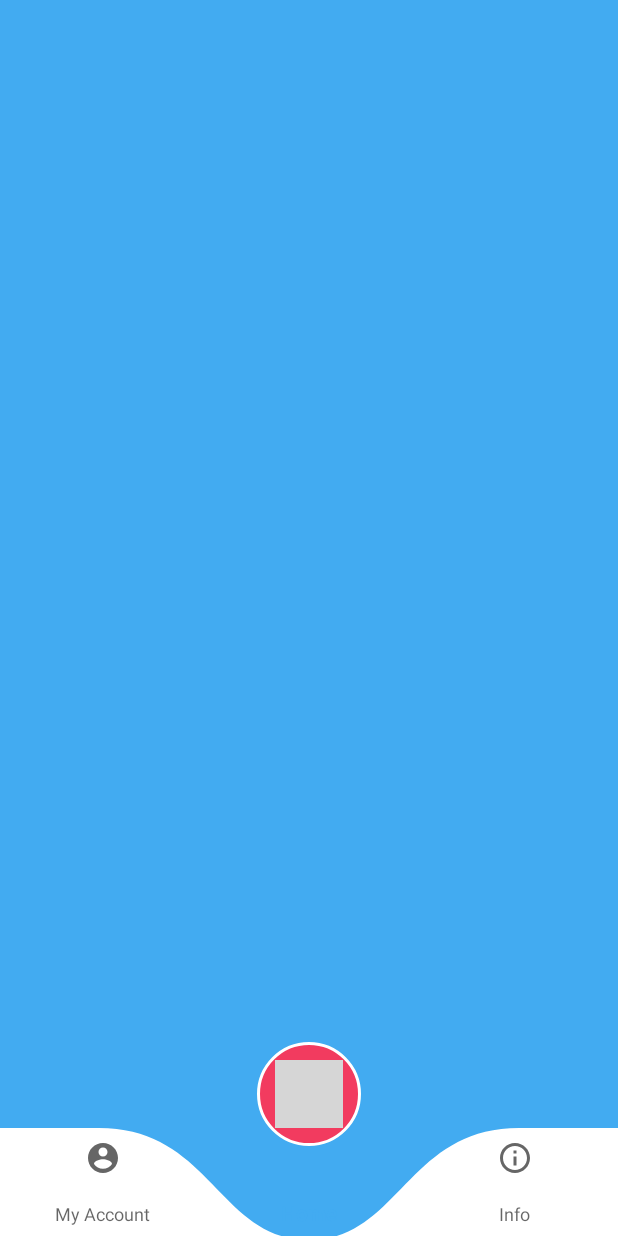
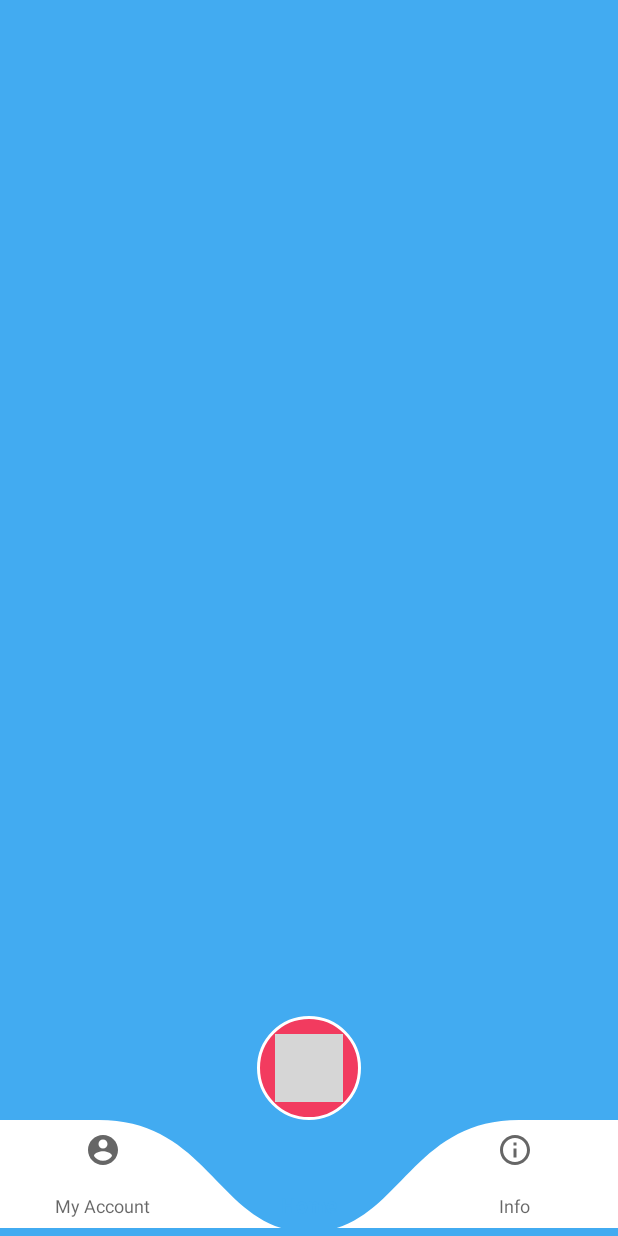
Before and after one commit to Abhi73017/Learning_Zone, an Android app: the DashBoard screen opened directly, with no data from a screen before it, on a phone screen of 412 x 824 dp. Run offline under Robolectric (Android 15) with nearby library versions, the phone set to English and light mode, and no system bars; libraries missing offline, so code that uses them is left out: com.sdsmdg.harjot; plain views replace VectorMasterView; grey boxes are pictures that could not be loaded.

Commit message:
bottom navigation constraint added

```diff
--- a/app/src/main/res/layout/activity_dash_board.xml
+++ b/app/src/main/res/layout/activity_dash_board.xml
@@ -1,61 +1,114 @@
 <?xml version="1.0" encoding="utf-8"?>
-<androidx.coordinatorlayout.widget.CoordinatorLayout xmlns:android="http://schemas.android.com/apk/res/android"
+<androidx.constraintlayout.widget.ConstraintLayout xmlns:android="http://schemas.android.com/apk/res/android"
     xmlns:app="http://schemas.android.com/apk/res-auto"
     xmlns:tools="http://schemas.android.com/tools"
     android:layout_width="match_parent"
     android:layout_height="match_parent"
-    tools:context=".DashBoard"
-    android:background="@color/blue">
+    android:background="@color/blue"
+    tools:context=".DashBoard">
 
-    <androidx.constraintlayout.widget.ConstraintLayout
+    <com.abhishek.learningzone.CurvedNavigationBarView
+        android:id="@+id/bottom_nav"
         android:layout_width="match_parent"
-        android:layout_height="match_parent">
-        <com.abhishek.learningzone.CurvedNavigationBarView
-            android:id="@+id/bottom_nav"
-            android:layout_width="match_parent"
-            android:layout_height="72dp"
-            app:layout_constraintBottom_toBottomOf="parent"
-            app:layout_constraintEnd_toEndOf="parent"
-            app:layout_constraintStart_toStartOf="parent">
-        </com.abhishek.learningzone.CurvedNavigationBarView>
+        android:layout_height="72dp"
+        app:layout_constraintTop_toTopOf="@id/guideline21"
+        app:layout_constraintBottom_toBottomOf="@id/guideline22"
+        app:layout_constraintEnd_toEndOf="@id/guideline18"
+        app:layout_constraintStart_toStartOf="@id/guideline17"></com.abhishek.learningzone.CurvedNavigationBarView>
 
-    </androidx.constraintlayout.widget.ConstraintLayout>
     <RelativeLayout
+        android:id="@+id/lin_id"
         android:layout_width="wrap_content"
         android:layout_height="wrap_content"
-        android:id="@+id/lin_id"
         android:layout_gravity="bottom|center"
-        android:layout_margin="60dp"
-        android:background="@drawable/oval">
+        android:background="@drawable/oval"
+        app:layout_constraintBottom_toTopOf="@+id/bottom_nav"
+        app:layout_constraintEnd_toEndOf="parent"
+        app:layout_constraintStart_toStartOf="parent">
 
         <com.sdsmdg.harjot.vectormaster.VectorMasterView
             android:id="@+id/fab"
-            android:layout_centerInParent="true"
-            android:visibility="gone"
-            android:layout_margin="12dp"
             android:layout_width="45dp"
             android:layout_height="45dp"
-            app:vector_src="@drawable/ic_account_circle_white_24dp"/>
+            android:layout_centerInParent="true"
+            android:layout_margin="12dp"
+            android:visibility="gone"
+            app:vector_src="@drawable/ic_account_circle_white_24dp" />
 
         <com.sdsmdg.harjot.vectormaster.VectorMasterView
             android:id="@+id/fab1"
+            android:layout_width="45dp"
+            android:layout_height="45dp"
             android:layout_centerInParent="true"
             android:layout_margin="12dp"
-            android:layout_width="45dp"
-            android:layout_height="45dp"
-            app:vector_src="@drawable/ic_home_white_24dp"/>
+            app:vector_src="@drawable/ic_home_white_24dp" />
 
         <com.sdsmdg.harjot.vectormaster.VectorMasterView
             android:id="@+id/fab2"
-            android:layout_centerInParent="true"
-            android:visibility="gone"
-            android:layout_margin="12dp"
             android:layout_width="45dp"
             android:layout_height="45dp"
-            app:vector_src="@drawable/ic_info_outline_white_24dp"/>
+            android:layout_centerInParent="true"
+            android:layout_margin="12dp"
+            android:visibility="gone"
+            app:vector_src="@drawable/ic_info_outline_white_24dp" />
 
     </RelativeLayout>
 
+    <androidx.constraintlayout.widget.Guideline
+        android:id="@+id/guideline16"
+        android:layout_width="wrap_content"
+        android:layout_height="wrap_content"
+        android:orientation="vertical"
+        app:layout_constraintGuide_begin="20dp"
+        app:layout_constraintGuide_percent="0.0"/>
+
+    <androidx.constraintlayout.widget.Guideline
+        android:id="@+id/guideline17"
+        android:layout_width="wrap_content"
+        android:layout_height="wrap_content"
+        android:orientation="vertical"
+        app:layout_constraintGuide_begin="20dp"
+        app:layout_constraintGuide_percent="0.001"/>
+
+    <androidx.constraintlayout.widget.Guideline
+        android:id="@+id/guideline18"
+        android:layout_width="wrap_content"
+        android:layout_height="wrap_content"
+        android:orientation="vertical"
+        app:layout_constraintGuide_begin="20dp"
+        app:layout_constraintGuide_percent="0.999"/>
+
+    <androidx.constraintlayout.widget.Guideline
+        android:id="@+id/guideline19"
+        android:layout_width="wrap_content"
+        android:layout_height="wrap_content"
+        android:orientation="vertical"
+        app:layout_constraintGuide_begin="20dp"
+        app:layout_constraintGuide_percent="1.0"/>
+
+    <androidx.constraintlayout.widget.Guideline
+        android:id="@+id/guideline20"
+        android:layout_width="wrap_content"
+        android:layout_height="wrap_content"
+        android:orientation="horizontal"
+        app:layout_constraintGuide_begin="20dp"
+        app:layout_constraintGuide_percent="0.0"/>
+
+    <androidx.constraintlayout.widget.Guideline
+        android:id="@+id/guideline21"
+        android:layout_width="wrap_content"
+        android:layout_height="wrap_content"
+        android:orientation="horizontal"
+        app:layout_constraintGuide_begin="20dp"
+        app:layout_constraintGuide_percent="0.9"/>
+
+    <androidx.constraintlayout.widget.Guideline
+        android:id="@+id/guideline22"
+        android:layout_width="wrap_content"
+        android:layout_height="wrap_content"
+        android:orientation="horizontal"
+        app:layout_constraintGuide_begin="20dp"
+        app:layout_constraintGuide_percent="1.0"/>
 
 
-</androidx.coordinatorlayout.widget.CoordinatorLayout>
+</androidx.constraintlayout.widget.ConstraintLayout>
```
